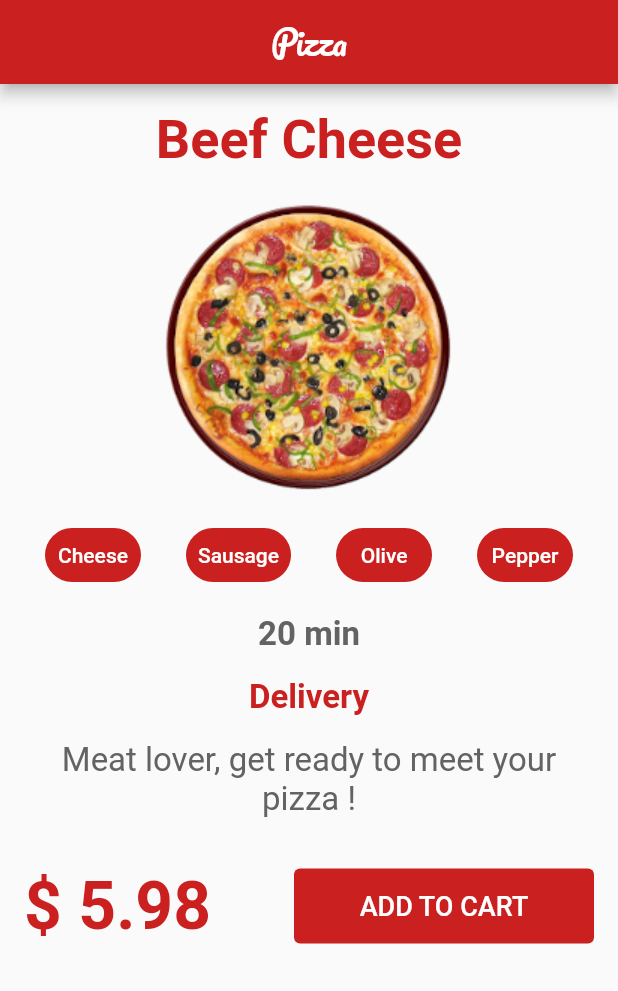
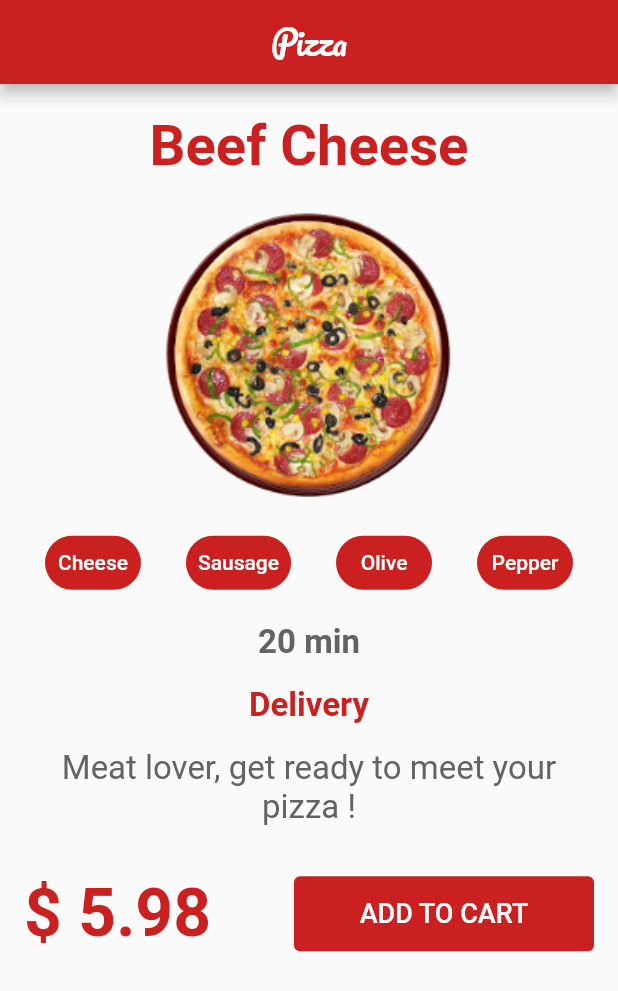
Before and after one commit to mzyavuz/dart_ve_flutter, a Flutter app: the screen it shows after launch, on a phone screen of 412 x 824 dp. Shown: the top 991 px of the screen. Run offline on Flutter 3.47's test engine with Material 2 defaults, Android fonts, the phone set to English and light mode, and no system bars.

Commit message:
Dersler güncellendi

```diff
--- a/flutter_dersleri/calisma_yapisi/lib/main.dart
+++ b/flutter_dersleri/calisma_yapisi/lib/main.dart
@@ -11,6 +11,7 @@ class MyApp extends StatelessWidget {
   @override
   Widget build(BuildContext context) {
     return MaterialApp(
+      debugShowCheckedModeBanner: false,
       theme: ThemeData(
         primarySwatch: Colors.blue,
       ),
--- a/flutter_dersleri/odev_3/lib/anasayfa.dart
+++ b/flutter_dersleri/odev_3/lib/anasayfa.dart
@@ -123,6 +123,11 @@ class _AnasayfaState extends State<Anasayfa> {
                     ders: 'Ortaokul Matematik',
                     tarih: '04.02.2022',
                     konu: 'Problemler'),
+                SoruBilgilendirme(
+                    ucret: 0.30,
+                    ders: 'Lise Matematik',
+                    tarih: '03.02.2022',
+                    konu: 'Açılar'),
               ]),
             ),
           ],
--- a/flutter_dersleri/tasarim_calismasi/lib/main.dart
+++ b/flutter_dersleri/tasarim_calismasi/lib/main.dart
@@ -1,3 +1,4 @@
+
 import 'package:flutter/material.dart';
 import 'package:tasarim_calismasi/renkler.dart';
 
@@ -31,6 +32,12 @@ class AnaSayfa extends StatefulWidget {
 class _AnaSayfaState extends State<AnaSayfa> {
   @override
   Widget build(BuildContext context) {
+    var ekranBilgisi = MediaQuery.of(context);
+    final double ekranYuksekligi = ekranBilgisi.size.height;
+    final double ekranGenisligi = ekranBilgisi.size.width;
+    print('Ekran Yüksekliği: $ekranYuksekligi');
+    print('Ekran Genişliği: $ekranGenisligi');
+
     return Scaffold(
       appBar: AppBar(
         title: const Text(
@@ -46,11 +53,11 @@ class _AnaSayfaState extends State<AnaSayfa> {
       body: Column(
         children: [
           Padding(
-            padding: const EdgeInsets.only(top: 16.0),
+            padding: EdgeInsets.only(top: ekranYuksekligi/43),
             child: Text('Beef Cheese',
               style: TextStyle(
                 color: anaRenk,
-                fontSize: 36,
+                fontSize: ekranGenisligi/11,
                 fontWeight: FontWeight.bold
               ),
             ),
@@ -64,66 +71,10 @@ class _AnaSayfaState extends State<AnaSayfa> {
             child: Row(
               mainAxisAlignment: MainAxisAlignment.spaceEvenly,
               children: [
-                TextButton(
-                  onPressed: () {},
-                  style: TextButton.styleFrom(
-                    backgroundColor: anaRenk,
-                    shape: const RoundedRectangleBorder(
-                      borderRadius: BorderRadius.all(Radius.circular(20)),
-                    )
-                  ),
-                  child: Text(
-                    'Cheese',
-                    style: TextStyle(
-                      color: yaziRenk1,
-                    ),
-                  ),
-                ),
-                TextButton(
-                  onPressed: () {},
-                  style: TextButton.styleFrom(
-                      backgroundColor: anaRenk,
-                      shape: const RoundedRectangleBorder(
-                        borderRadius: BorderRadius.all(Radius.circular(20)),
-                      )
-                  ),
-                  child: Text(
-                    'Sausage',
-                    style: TextStyle(
-                      color: yaziRenk1,
-                    ),
-                  ),
-                ),
-                TextButton(
-                  onPressed: () {},
-                  style: TextButton.styleFrom(
-                      backgroundColor: anaRenk,
-                      shape: const RoundedRectangleBorder(
-                        borderRadius: BorderRadius.all(Radius.circular(20)),
-                      )
-                  ),
-                  child: Text(
-                    'Olive',
-                    style: TextStyle(
-                      color: yaziRenk1,
-                    ),
-                  ),
-                ),
-                TextButton(
-                  onPressed: () {},
-                  style: TextButton.styleFrom(
-                      backgroundColor: anaRenk,
-                      shape: const RoundedRectangleBorder(
-                        borderRadius: BorderRadius.all(Radius.circular(20)),
-                      )
-                  ),
-                  child: Text(
-                    'Pepper',
-                    style: TextStyle(
-                      color: yaziRenk1,
-                    ),
-                  ),
-                ),
+                Chip(icerik: 'Cheese'),
+                Chip(icerik: 'Sausage'),
+                Chip(icerik: 'Olive',),
+                Chip(icerik: 'Pepper',),
               ],
             ),
           ),
@@ -190,3 +141,23 @@ class _AnaSayfaState extends State<AnaSayfa> {
     );
   }
 }
+
+
+class Chip extends StatelessWidget {
+  String icerik;
+
+  Chip({required this.icerik});
+
+  @override
+  Widget build(BuildContext context) {
+    return TextButton(
+      onPressed: () {},
+      style: TextButton.styleFrom(
+        backgroundColor: anaRenk,
+        shape: const RoundedRectangleBorder(
+          borderRadius: BorderRadius.all(Radius.circular(20)),)),
+          child: Text(icerik,style: TextStyle(color: yaziRenk1,),
+     ),
+    );
+  }
+}
```
Also changed, not shown: flutter_dersleri/calisma_yapisi/lib/anasayfa.dart (+3 -5 lines), flutter_dersleri/calisma_yapisi/lib/oyun_ekrani.dart (+12 -5 lines), flutter_dersleri/calisma_yapisi/lib/sonuc_ekrani.dart (+30 -0 lines).
